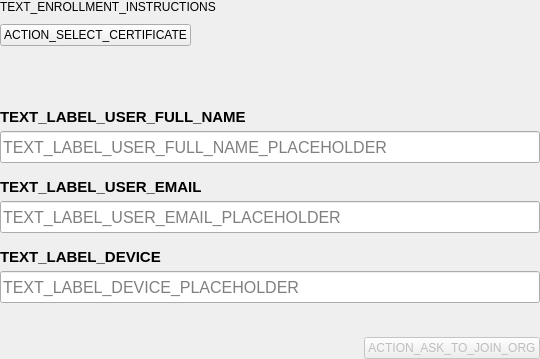
The window that parsec/core/gui/forms/enrollment_query_widget.ui (Scille/parsec-cloud) describes before a commit, drawn with Qt 5.
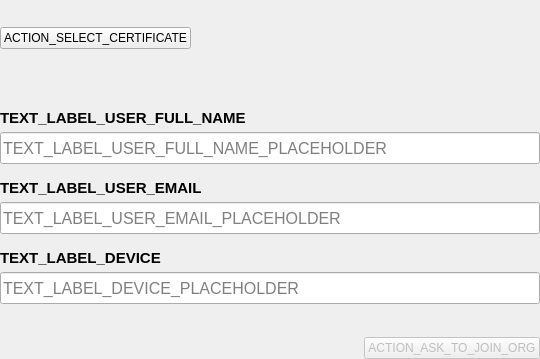
The same window after the commit. Custom widgets are drawn as their Qt base class.

Commit message: [GUI] Updated translations for pki enrollment

What changed in the file:
```diff
--- a/parsec/core/gui/forms/enrollment_query_widget.ui
+++ b/parsec/core/gui/forms/enrollment_query_widget.ui
@@ -35,9 +35,14 @@
     <number>0</number>
    </property>
    <item>
-    <widget class="QLabel" name="label_3">
+    <widget class="QLabel" name="label_instructions">
+     <property name="font">
+      <font>
+       <pointsize>11</pointsize>
+      </font>
+     </property>
      <property name="text">
-      <string>TEXT_ENROLLMENT_INSTRUCTIONS</string>
+      <string/>
      </property>
      <property name="wordWrap">
       <bool>true</bool>
```
The commit also changes 6 other files.
